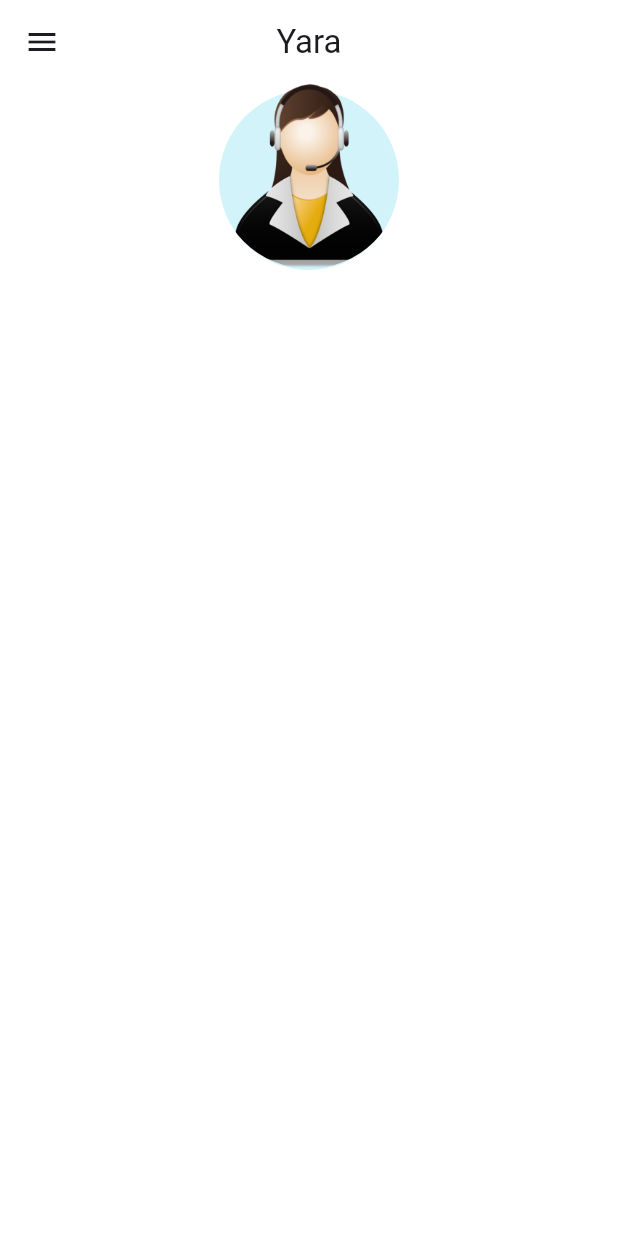
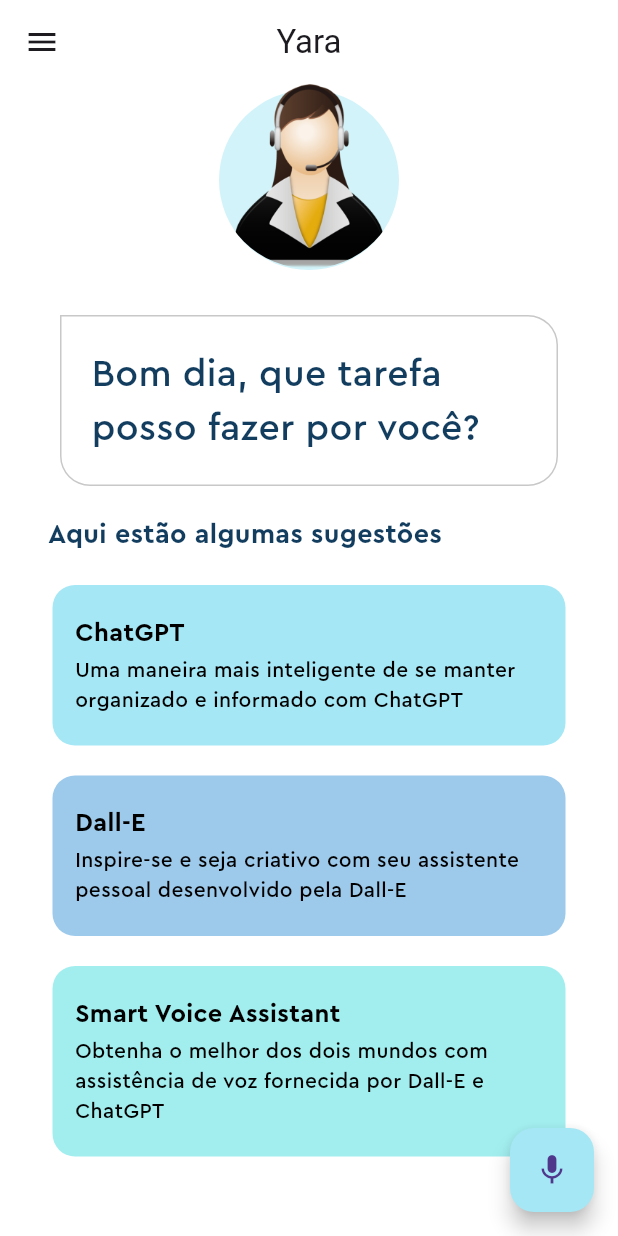
Before and after one commit to Kaio-Goes/Yara-ChatApi, a Flutter app: the screen it shows after launch, on a phone screen of 412 x 824 dp. Run offline on Flutter 3.47's test engine with Material 3 defaults, Android fonts, the phone set to English and light mode, and no system bars.

Commit message:
Feature box

```diff
--- /dev/null
+++ b/lib/feature_box.dart
@@ -0,0 +1,52 @@
+import 'package:flutter/material.dart';
+import 'package:yara/constants/pallete.dart';
+
+class FeatureBox extends StatelessWidget {
+  final Color color;
+  final String headerText;
+  final String descriptionText;
+  const FeatureBox(
+      {super.key,
+      required this.color,
+      required this.headerText,
+      required this.descriptionText});
+
+  @override
+  Widget build(BuildContext context) {
+    return Container(
+      margin: const EdgeInsets.symmetric(horizontal: 35, vertical: 10),
+      decoration: BoxDecoration(
+        color: color,
+        borderRadius: const BorderRadius.all(Radius.circular(15)),
+      ),
+      child: Padding(
+        padding: const EdgeInsets.symmetric(vertical: 20).copyWith(left: 15),
+        child: Column(children: [
+          Align(
+            alignment: Alignment.centerLeft,
+            child: Text(
+              headerText,
+              style: const TextStyle(
+                fontFamily: 'Cera Pro',
+                color: Pallete.blackColor,
+                fontSize: 17,
+                fontWeight: FontWeight.bold,
+              ),
+            ),
+          ),
+          const SizedBox(height: 3),
+          Padding(
+            padding: const EdgeInsets.only(right: 12),
+            child: Text(
+              descriptionText,
+              style: const TextStyle(
+                fontFamily: 'Cera Pro',
+                color: Pallete.blackColor,
+              ),
+            ),
+          )
+        ]),
+      ),
+    );
+  }
+}
--- a/lib/home_page.dart
+++ b/lib/home_page.dart
@@ -1,5 +1,6 @@
 import 'package:flutter/material.dart';
 import 'package:yara/constants/pallete.dart';
+import 'package:yara/feature_box.dart';
 
 class HomePage extends StatefulWidget {
   const HomePage({super.key});
@@ -19,6 +20,7 @@ class _HomePageState extends State<HomePage> {
       ),
       body: Column(
         children: [
+          // virtual assistant picture
           Stack(
             children: [
               Center(
@@ -40,8 +42,76 @@ class _HomePageState extends State<HomePage> {
                 ),
               )
             ],
+          ),
+          // chat bubble
+          Container(
+            padding: const EdgeInsets.symmetric(
+              horizontal: 20,
+              vertical: 10,
+            ),
+            margin:
+                const EdgeInsets.symmetric(horizontal: 40).copyWith(top: 30),
+            decoration: BoxDecoration(
+              border: Border.all(color: Pallete.borderColor),
+              borderRadius: BorderRadius.circular(20).copyWith(
+                topLeft: Radius.zero,
+              ),
+            ),
+            child: const Padding(
+              padding: EdgeInsets.symmetric(vertical: 10),
+              child: Text(
+                'Bom dia, que tarefa posso fazer por você?',
+                style: TextStyle(
+                  fontFamily: 'Cera Pro',
+                  color: Pallete.mainFontColor,
+                  fontSize: 25,
+                ),
+              ),
+            ),
+          ),
+          Container(
+            padding: const EdgeInsets.all(10),
+            alignment: Alignment.centerLeft,
+            margin: const EdgeInsets.only(top: 10, left: 22),
+            child: const Text(
+              'Aqui estão algumas sugestões',
+              style: TextStyle(
+                fontFamily: 'Cera Pro',
+                color: Pallete.mainFontColor,
+                fontSize: 18,
+                fontWeight: FontWeight.bold,
+              ),
+            ),
+          ),
+          // features list
+          const Column(
+            children: [
+              FeatureBox(
+                color: Pallete.firstSuggestionBoxColor,
+                headerText: 'ChatGPT',
+                descriptionText:
+                    'Uma maneira mais inteligente de se manter organizado e informado com ChatGPT',
+              ),
+              FeatureBox(
+                color: Pallete.secondSuggestionBoxColor,
+                headerText: 'Dall-E',
+                descriptionText:
+                    'Inspire-se e seja criativo com seu assistente pessoal desenvolvido pela Dall-E',
+              ),
+              FeatureBox(
+                color: Pallete.thirdSuggestionBoxColor,
+                headerText: 'Smart Voice Assistant',
+                descriptionText:
+                    'Obtenha o melhor dos dois mundos com assistência de voz fornecida por Dall-E e ChatGPT',
+              ),
+            ],
           )
         ],
+      ),
+      floatingActionButton: FloatingActionButton(
+        backgroundColor: Pallete.firstSuggestionBoxColor,
+        onPressed: () {},
+        child: const Icon(Icons.mic),
       ),
     );
   }
--- a/lib/main.dart
+++ b/lib/main.dart
@@ -15,8 +15,9 @@ class MyApp extends StatelessWidget {
       debugShowCheckedModeBanner: false,
       title: 'Yara',
       theme: ThemeData.light(useMaterial3: true).copyWith(
-          scaffoldBackgroundColor: Pallete.whiteColor,
-          appBarTheme: const AppBarTheme(backgroundColor: Pallete.whiteColor)),
+        scaffoldBackgroundColor: Pallete.whiteColor,
+        appBarTheme: const AppBarTheme(backgroundColor: Pallete.whiteColor),
+      ),
       home: const HomePage(),
     );
   }
```
